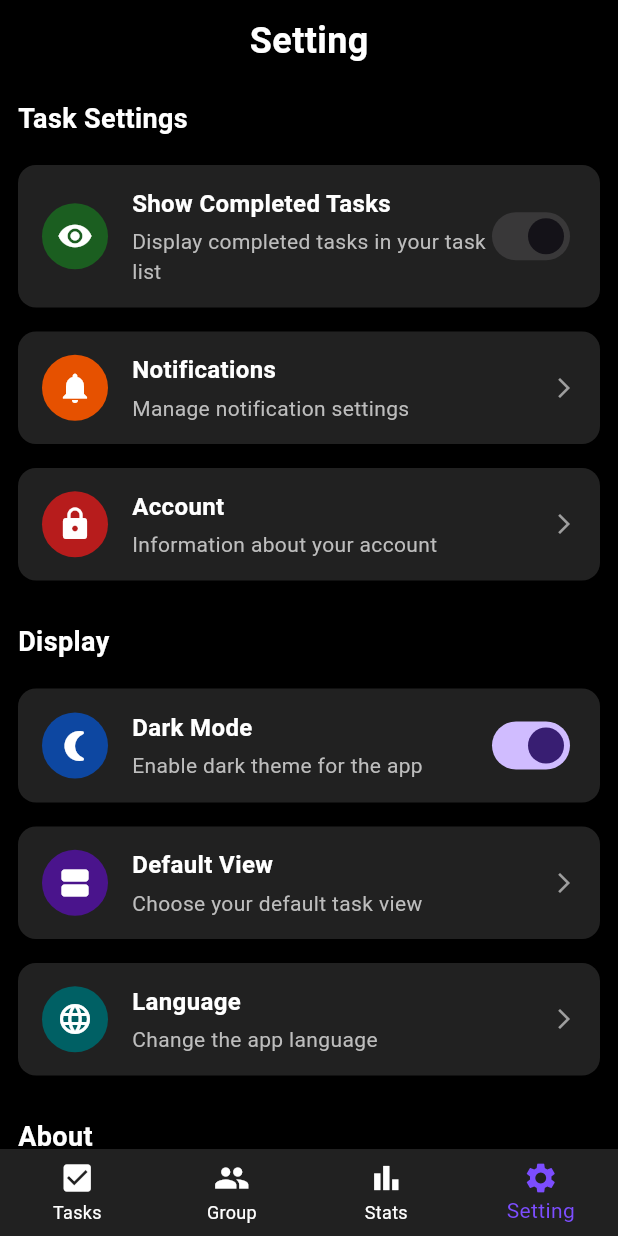
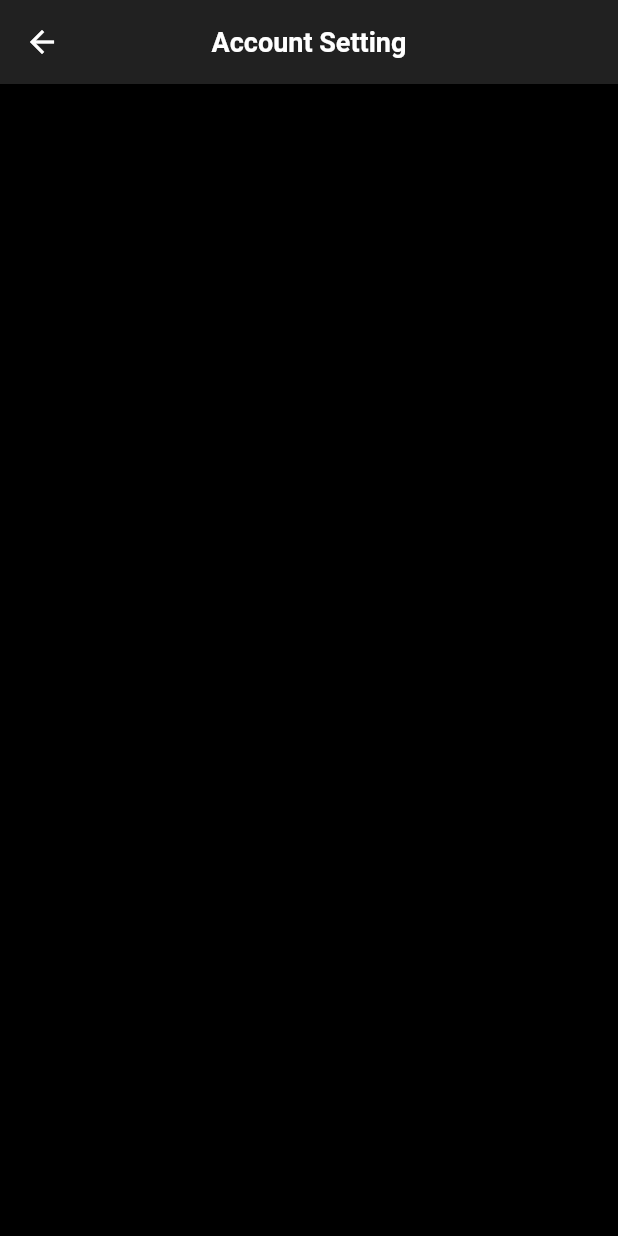
Before and after one commit to DevTapGym/to_do_list_app, a Flutter app: the screen it shows after launch, item 4 of the bottom bar chosen, after a tap on "Account", on a phone screen of 412 x 824 dp. Run offline on Flutter 3.47's test engine with Material 3 defaults, Android fonts, the phone set to English and light mode, and no system bars; our stand-ins replace shared_preferences.

Commit message:
add account_settings_screen

```diff
--- /dev/null
+++ b/lib/screens/setting/account_settings_screen.dart
@@ -0,0 +1,41 @@
+import 'package:flutter/material.dart';
+import 'package:to_do_list_app/utils/theme_config.dart';
+
+class AccountSettingsScreen extends StatefulWidget {
+  const AccountSettingsScreen({super.key});
+
+  @override
+  State<AccountSettingsScreen> createState() => _AccountSettingsScreenState();
+}
+
+class _AccountSettingsScreenState extends State<AccountSettingsScreen> {
+  @override
+  Widget build(BuildContext context) {
+    final colors = AppThemeConfig.getColors(context);
+    return SafeArea(
+      child: Scaffold(
+        appBar: AppBar(
+          backgroundColor: colors.itemBgColor,
+          leading: IconButton(
+            onPressed: () {
+              Navigator.pop(context);
+            },
+            icon: Icon(Icons.arrow_back, color: colors.textColor, size: 24),
+          ),
+          title: Text(
+            'Account Setting',
+            style: TextStyle(
+              color: colors.textColor,
+              fontWeight: FontWeight.bold,
+              fontSize: 18,
+            ),
+          ),
+          centerTitle: true,
+        ),
+        backgroundColor: colors.bgColor,
+        // Viết tiếp phần này
+        body: Container(child: ListTile()),
+      ),
+    );
+  }
+}
--- a/lib/screens/setting/setting_screen.dart
+++ b/lib/screens/setting/setting_screen.dart
@@ -1,6 +1,7 @@
 import 'package:flutter/material.dart';
 import 'package:provider/provider.dart';
 import 'package:to_do_list_app/providers/theme_provider.dart';
+import 'package:to_do_list_app/screens/setting/account_settings_screen.dart';
 import 'package:to_do_list_app/utils/theme_config.dart';
 import 'package:to_do_list_app/widgets/task_setting_item.dart';
 
@@ -90,7 +91,14 @@ class _StateMySetting extends State<MySetting> {
                         subtitle: "Information about your account",
                         iconBgColor: isDark ? Colors.red.shade900 : Colors.red,
                         backgroundColor: colors.itemBgColor,
-                        onTap: () {},
+                        onTap: () {
+                          Navigator.push(
+                            context,
+                            MaterialPageRoute(
+                              builder: (context) => AccountSettingsScreen(),
+                            ),
+                          );
+                        },
                       ),
 
                       const SizedBox(height: spacing),
--- a/lib/screens/task/add_task_screen.dart
+++ b/lib/screens/task/add_task_screen.dart
@@ -106,16 +106,17 @@ class _AddTaskScreenState extends State<AddTaskScreen> {
             onPressed: () {
               Navigator.pop(context);
             },
-            icon: Icon(Icons.arrow_back, color: colors.textColor, size: 34),
+            icon: Icon(Icons.arrow_back, color: colors.textColor, size: 24),
           ),
           title: Text(
             'Add task',
             style: TextStyle(
               color: colors.textColor,
               fontWeight: FontWeight.bold,
-              fontSize: 24,
+              fontSize: 22,
             ),
           ),
+          centerTitle: true,
         ),
         backgroundColor: colors.bgColor,
         body: SingleChildScrollView(
```
Also changed, not shown: lib/screens/task/detail_task_screen.dart (+8 -9 lines).
